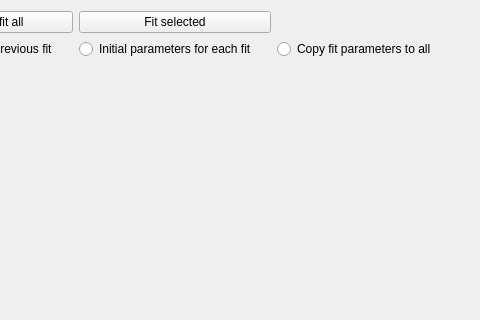
Above: scripts/Muon/GUI/Common/seq_fitting_tab_widget/seq_fitting_tab.ui from mantidproject/mantid before the change; both pictures show x 130 to 610 and y 0 to 320 of the 610 by 583 pixel window. Below: the same form after it.
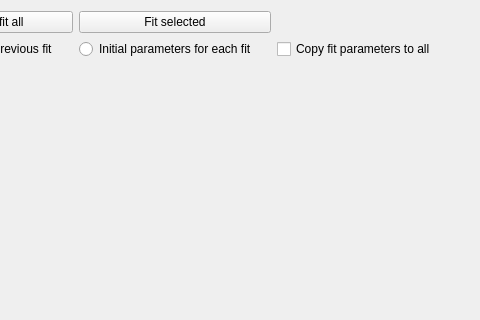
That is the form after the change.

Patch:
```diff
--- a/scripts/Muon/GUI/Common/seq_fitting_tab_widget/seq_fitting_tab.ui
+++ b/scripts/Muon/GUI/Common/seq_fitting_tab_widget/seq_fitting_tab.ui
@@ -69,7 +69,7 @@
     </widget>
    </item>
    <item row="5" column="2">
-    <widget class="QRadioButton" name="copy_fit_radio">
+    <widget class="QCheckBox" name="copy_fit_checkbox">
      <property name="text">
       <string>Copy fit parameters to all</string>
      </property>
```
